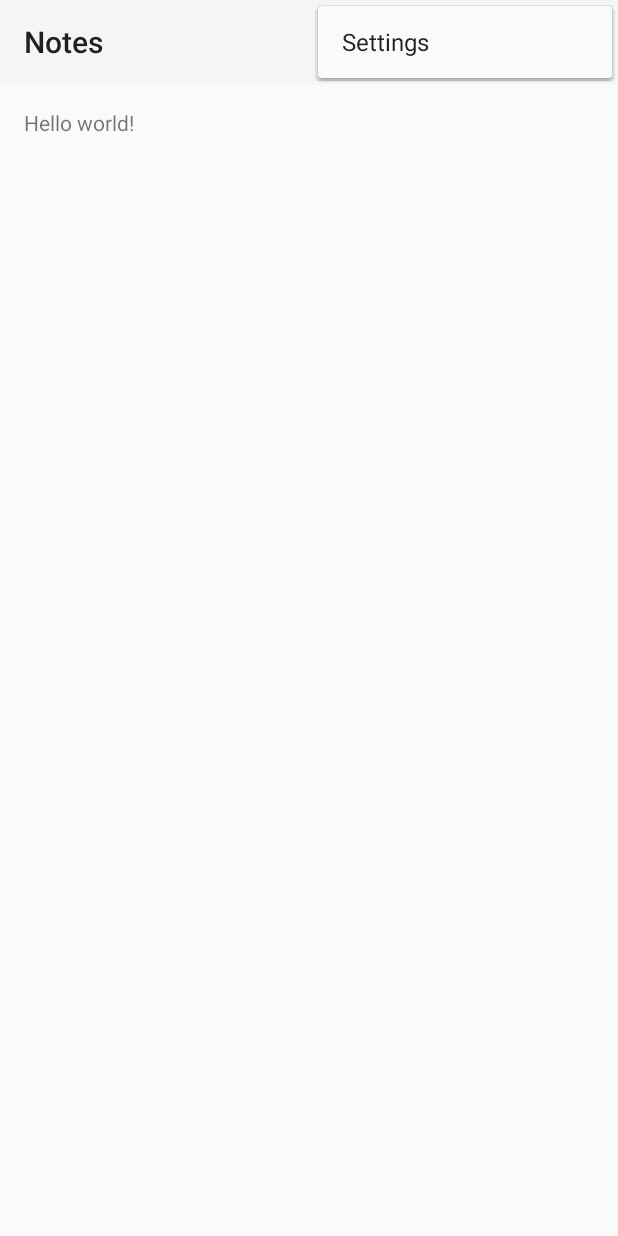
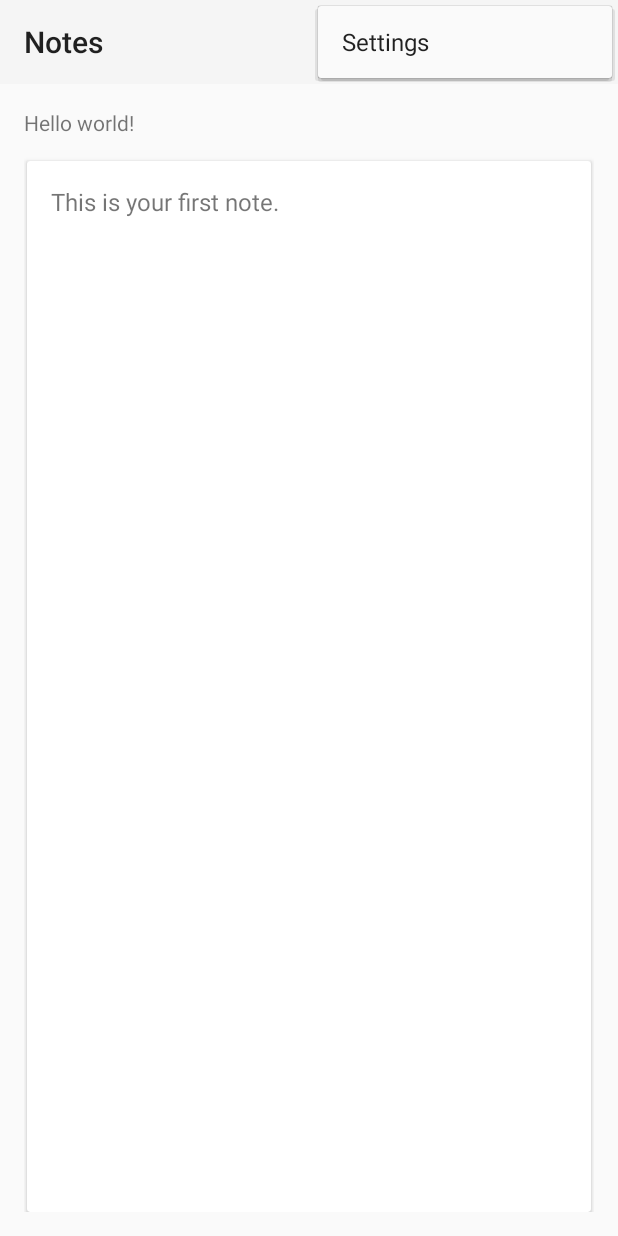
Before and after one commit to kristjin/Android_Notes, an Android app: the screen it shows after launch (MainActivity), with the options menu open, on a phone screen of 412 x 824 dp. Run offline under Robolectric (Android 15) with nearby library versions, the phone set to English and light mode, and no system bars.

Commit message:
3.3.6 Complete

```diff
--- a/app/build.gradle
+++ b/app/build.gradle
@@ -22,4 +22,6 @@ android {
 dependencies {
     compile fileTree(dir: 'libs', include: ['*.jar'])
     compile "com.android.support:appcompat-v7:22.1.0"
+    compile "com.android.support:recyclerview-v7:+"
+    compile 'com.android.support:cardview-v7:+'
 }
--- a/app/src/main/java/com/thinkful/notes/MainActivity.java
+++ b/app/src/main/java/com/thinkful/notes/MainActivity.java
@@ -3,6 +3,8 @@ package com.thinkful.notes;
 import android.app.Activity;
 import android.os.Bundle;
 import android.support.v7.app.ActionBarActivity;
+import android.support.v7.widget.LinearLayoutManager;
+import android.support.v7.widget.RecyclerView;
 import android.support.v7.widget.Toolbar;
 import android.view.Menu;
 import android.view.MenuItem;
@@ -10,6 +12,9 @@ import android.widget.Toast;
 
 
 public class MainActivity extends ActionBarActivity {
+    private RecyclerView mRecyclerView;
+    private RecyclerView.LayoutManager mLayoutManager;
+    private NoteListItemAdapter mAdapter;
 
     @Override
     protected void onCreate(Bundle savedInstanceState) {
@@ -17,6 +22,13 @@ public class MainActivity extends ActionBarActivity {
         setContentView(R.layout.activity_main);
         Toolbar toolbar = (Toolbar) findViewById(R.id.my_awesome_toolbar);
         setSupportActionBar(toolbar);
+
+        mRecyclerView = (RecyclerView) findViewById(R.id.recycler_view);
+        mLayoutManager = new LinearLayoutManager(this);
+        mRecyclerView.setLayoutManager(mLayoutManager);
+
+        mAdapter = new NoteListItemAdapter(this, mRecyclerView);
+        mRecyclerView.setAdapter(mAdapter);
     }
 
 
--- /dev/null
+++ b/app/src/main/java/com/thinkful/notes/NoteListItem.java
@@ -0,0 +1,13 @@
+package com.thinkful.notes;
+
+public class NoteListItem {
+    private String text;
+
+    public NoteListItem(String text) {
+        this.text = text;
+    }
+
+    public String getText() {
+        return this.text;
+    }
+}
--- /dev/null
+++ b/app/src/main/java/com/thinkful/notes/NoteListItemAdapter.java
@@ -0,0 +1,54 @@
+package com.thinkful.notes;
+
+import android.content.Context;
+import android.support.v7.widget.RecyclerView;
+import android.view.LayoutInflater;
+import android.view.View;
+import android.view.ViewGroup;
+import android.widget.TextView;
+
+import java.util.ArrayList;
+import java.util.List;
+
+public class NoteListItemAdapter extends RecyclerView.Adapter<NoteListItemAdapter.ViewHolder> {
+
+    private Context mContext;
+    private RecyclerView mRecyclerView;
+    private ArrayList<NoteListItem> mNoteListItems = new ArrayList<NoteListItem>();
+
+    public NoteListItemAdapter(Context context, RecyclerView recyclerView) {
+        this.mContext = context;
+        this.mRecyclerView = recyclerView;
+        this.mNoteListItems.add(new NoteListItem("This is your first note."));
+    }
+
+    @Override
+    public NoteListItemAdapter.ViewHolder onCreateViewHolder(ViewGroup viewGroup, int i) {
+        View v = LayoutInflater.from(mContext).inflate(R.layout.note_list_item, viewGroup, false);
+        return new ViewHolder(v);
+    }
+
+    @Override
+    public void onBindViewHolder(NoteListItemAdapter.ViewHolder viewHolder, int i) {
+        NoteListItem noteListItem = mNoteListItems.get(i);
+        viewHolder.setText(noteListItem.getText());
+    }
+
+    @Override
+    public int getItemCount() {
+        return mNoteListItems.size();
+    }
+
+    public static class ViewHolder extends RecyclerView.ViewHolder {
+        private TextView text;
+
+        public ViewHolder(View itemView) {
+            super(itemView);
+            text = (TextView) itemView.findViewById(R.id.text);
+        }
+
+        public void setText(String text) {
+            this.text.setText(text);
+        }
+    }
+}
--- a/app/src/main/res/layout/activity_main.xml
+++ b/app/src/main/res/layout/activity_main.xml
@@ -26,6 +26,12 @@
             android:layout_width="wrap_content"
             android:layout_height="wrap_content"
             android:text="@string/hello_world"/>
+
+        <android.support.v7.widget.RecyclerView
+            android:id="@+id/recycler_view"
+            android:layout_width="match_parent"
+            android:layout_height="match_parent"
+            />
     </LinearLayout>
 
 </RelativeLayout>
--- /dev/null
+++ b/app/src/main/res/layout/note_list_item.xml
@@ -0,0 +1,20 @@
+<?xml version="1.0" encoding="utf-8"?>
+<android.support.v7.widget.CardView
+    xmlns:android="http://schemas.android.com/apk/res/android"
+    xmlns:card_view="http://schemas.android.com/apk/res-auto"
+    android:layout_width="match_parent"
+    android:layout_height="match_parent"
+    android:layout_marginTop="16dp"
+    android:layout_marginLeft="2dp"
+    android:layout_marginRight="2dp"
+    android:orientation="horizontal"
+    card_view:cardCornerRadius="2dp">
+
+    <TextView
+        android:id="@+id/text"
+        android:layout_width="match_parent"
+        android:layout_height="wrap_content"
+        android:textSize="16sp"
+        android:padding="16dp"/>
+
+</android.support.v7.widget.CardView>
```
Also changed, not shown: 1 other file.
